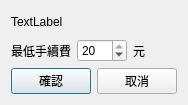
Qt form QtStockMinimumTradingFeeEditDialog.ui (foxking0416/PythonStockPrice) before a commit.
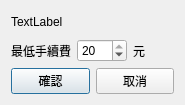
The same form after that commit.

Patch:
```diff
--- a/QtStockMinimumTradingFeeEditDialog.ui
+++ b/QtStockMinimumTradingFeeEditDialog.ui
@@ -10,6 +10,24 @@
     <height>105</height>
    </rect>
   </property>
+  <property name="sizePolicy">
+   <sizepolicy hsizetype="Preferred" vsizetype="Preferred">
+    <horstretch>0</horstretch>
+    <verstretch>0</verstretch>
+   </sizepolicy>
+  </property>
+  <property name="minimumSize">
+   <size>
+    <width>185</width>
+    <height>105</height>
+   </size>
+  </property>
+  <property name="maximumSize">
+   <size>
+    <width>185</width>
+    <height>105</height>
+   </size>
+  </property>
   <property name="windowTitle">
    <string>編輯最低手續費</string>
   </property>
```
